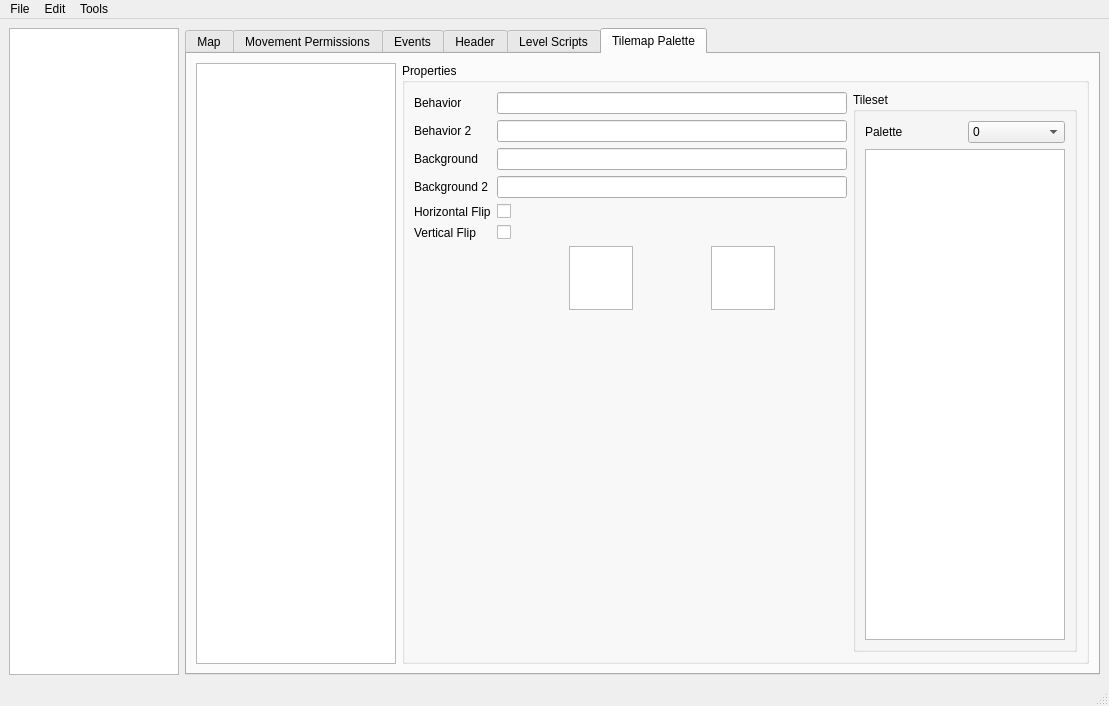
This is mapped.ui in cosarara/blue-spider as Qt 5 draws it before an edit. The edited form follows.
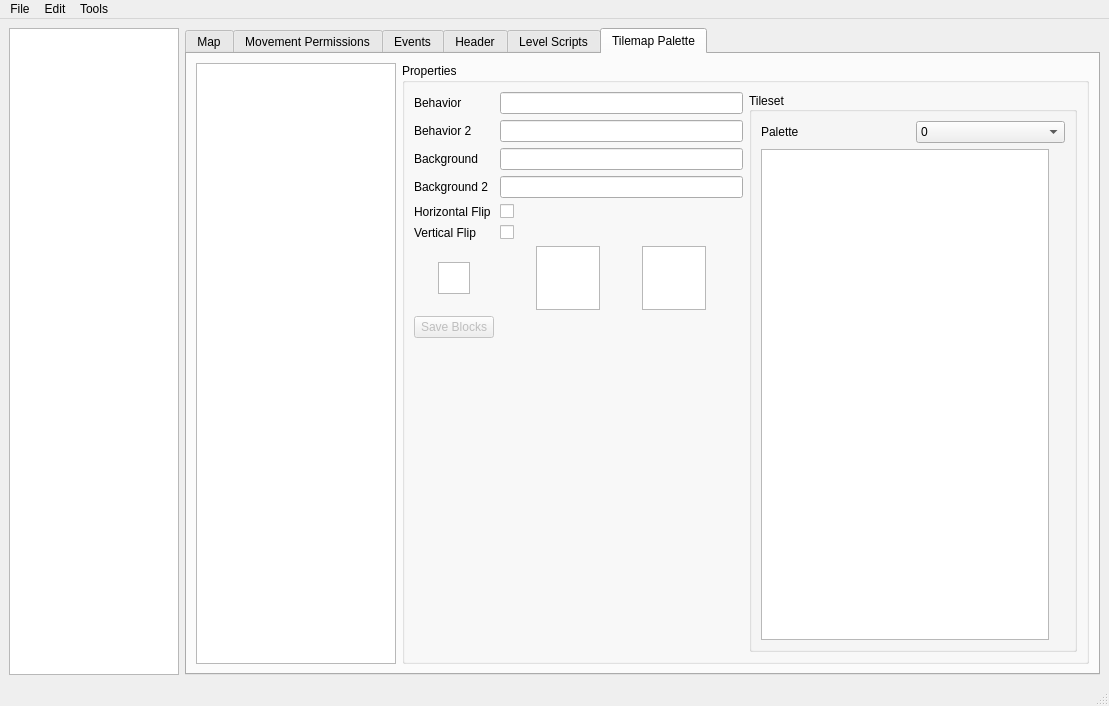
This is the edited form. The open tabs and pages were chosen to show the change. Icons and pictures are not drawn.

Commit message: Block editing done. Missing behaviour bytes and saving.

What changed in the file:
```diff
--- a/mapped.ui
+++ b/mapped.ui
@@ -2153,6 +2153,16 @@
           <layout class="QHBoxLayout" name="horizontalLayout_2">
            <item>
             <layout class="QGridLayout" name="gridLayout_8">
+             <item row="8" column="0">
+              <widget class="QPushButton" name="saveBlocksButton">
+               <property name="enabled">
+                <bool>false</bool>
+               </property>
+               <property name="text">
+                <string>Save Blocks</string>
+               </property>
+              </widget>
+             </item>
              <item row="2" column="1">
               <widget class="QLineEdit" name="lineEdit_3"/>
              </item>
@@ -2226,6 +2236,28 @@
                <property name="sizeConstraint">
                 <enum>QLayout::SetMinimumSize</enum>
                </property>
+               <item>
+                <widget class="QGraphicsView" name="tilePreview">
+                 <property name="sizePolicy">
+                  <sizepolicy hsizetype="Fixed" vsizetype="Fixed">
+                   <horstretch>0</horstretch>
+                   <verstretch>0</verstretch>
+                  </sizepolicy>
+                 </property>
+                 <property name="minimumSize">
+                  <size>
+                   <width>16</width>
+                   <height>16</height>
+                  </size>
+                 </property>
+                 <property name="maximumSize">
+                  <size>
+                   <width>32</width>
+                   <height>32</height>
+                  </size>
+                 </property>
+                </widget>
+               </item>
               </layout>
              </item>
              <item row="7" column="1">
@@ -2270,7 +2302,7 @@
                </item>
               </layout>
              </item>
-             <item row="8" column="1">
+             <item row="9" column="1">
               <spacer name="verticalSpacer_2">
                <property name="orientation">
                 <enum>Qt::Vertical</enum>
@@ -2290,9 +2322,15 @@
              <property name="enabled">
               <bool>true</bool>
              </property>
+             <property name="layoutDirection">
+              <enum>Qt::LeftToRight</enum>
+             </property>
              <property name="title">
               <string>Tileset</string>
              </property>
+             <property name="alignment">
+              <set>Qt::AlignLeading|Qt::AlignLeft|Qt::AlignVCenter</set>
+             </property>
              <layout class="QVBoxLayout" name="verticalLayout">
               <item>
                <layout class="QHBoxLayout" name="horizontalLayout">
@@ -2389,7 +2427,7 @@
               <item>
                <widget class="QGraphicsView" name="tileset">
                 <property name="sizePolicy">
-                 <sizepolicy hsizetype="Fixed" vsizetype="Expanding">
+                 <sizepolicy hsizetype="Expanding" vsizetype="Expanding">
                   <horstretch>0</horstretch>
                   <verstretch>0</verstretch>
                  </sizepolicy>
@@ -2402,10 +2440,13 @@
                 </property>
                 <property name="maximumSize">
                  <size>
-                  <width>200</width>
+                  <width>288</width>
                   <height>16777215</height>
                  </size>
                 </property>
+                <property name="layoutDirection">
+                 <enum>Qt::LeftToRight</enum>
+                </property>
                </widget>
               </item>
              </layout>
```
Left out of the diff: 20 changed lines with no effect on the pictures. The commit also changes 3 other files.
